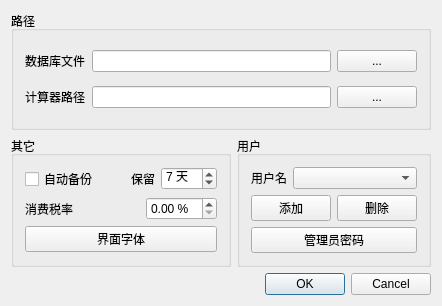
Qt form SettingDlg.ui (congchenutd/congchenmoney) before a commit.
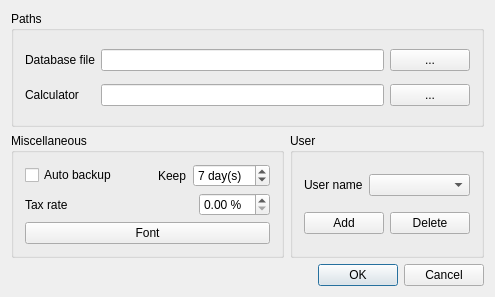
The same form after that commit. Icons and pictures are not drawn.

The edit to the form file:
```diff
--- a/SettingDlg.ui
+++ b/SettingDlg.ui
@@ -6,8 +6,8 @@
    <rect>
     <x>0</x>
     <y>0</y>
-    <width>442</width>
-    <height>306</height>
+    <width>495</width>
+    <height>297</height>
    </rect>
   </property>
   <property name="windowTitle">
@@ -21,13 +21,13 @@
    <item row="0" column="0" colspan="2">
     <widget class="QGroupBox" name="groupBox_2">
      <property name="title">
-      <string>路径</string>
+      <string>Paths</string>
      </property>
      <layout class="QGridLayout" name="gridLayout">
       <item row="0" column="0">
        <widget class="QLabel" name="label">
         <property name="text">
-         <string>数据库文件</string>
+         <string>Database file</string>
         </property>
        </widget>
       </item>
@@ -51,7 +51,7 @@
       <item row="1" column="0">
        <widget class="QLabel" name="label_5">
         <property name="text">
-         <string>计算器路径</string>
+         <string>Calculator</string>
         </property>
        </widget>
       </item>
@@ -78,7 +78,7 @@
    <item row="1" column="0">
     <widget class="QGroupBox" name="groupBox_4">
      <property name="title">
-      <string>其它</string>
+      <string>Miscellaneous</string>
      </property>
      <layout class="QVBoxLayout" name="verticalLayout">
       <item>
@@ -86,7 +86,7 @@
         <item>
          <widget class="QCheckBox" name="checkBoxAutoBackup">
           <property name="text">
-           <string>自动备份</string>
+           <string>Auto backup</string>
           </property>
          </widget>
         </item>
@@ -106,14 +106,14 @@
         <item>
          <widget class="QLabel" name="label_3">
           <property name="text">
-           <string>保留</string>
+           <string>Keep</string>
           </property>
          </widget>
         </item>
         <item>
          <widget class="QSpinBox" name="spinBoxBackupDays">
           <property name="suffix">
-           <string> 天</string>
+           <string> day(s)</string>
           </property>
           <property name="value">
            <number>7</number>
@@ -127,7 +127,7 @@
         <item>
          <widget class="QLabel" name="label_4">
           <property name="text">
-           <string>消费税率</string>
+           <string>Tax rate</string>
           </property>
          </widget>
         </item>
@@ -156,7 +156,7 @@
       <item>
        <widget class="QPushButton" name="buttonGuiFont">
         <property name="text">
-         <string>界面字体</string>
+         <string>Font</string>
         </property>
         <property name="autoDefault">
          <bool>false</bool>
@@ -169,7 +169,7 @@
    <item row="1" column="1">
     <widget class="QGroupBox" name="groupBox_3">
      <property name="title">
-      <string>用户</string>
+      <string>User</string>
      </property>
      <layout class="QGridLayout" name="gridLayout_2">
       <item row="0" column="0" colspan="2">
@@ -177,7 +177,7 @@
         <item>
          <widget class="QLabel" name="label_2">
           <property name="text">
-           <string>用户名</string>
+           <string>User name</string>
           </property>
          </widget>
         </item>
@@ -196,21 +196,14 @@
       <item row="1" column="0">
        <widget class="QPushButton" name="buttonAddUser">
         <property name="text">
-         <string>添加</string>
+         <string>Add</string>
         </property>
        </widget>
       </item>
       <item row="1" column="1">
        <widget class="QPushButton" name="buttonDelUser">
         <property name="text">
-         <string>删除</string>
-        </property>
-       </widget>
-      </item>
-      <item row="2" column="0" colspan="2">
-       <widget class="QPushButton" name="buttonPassword">
-        <property name="text">
-         <string>管理员密码</string>
+         <string>Delete</string>
         </property>
        </widget>
       </item>
```
Left out of the diff: 2 changed lines with no effect on the pictures.
